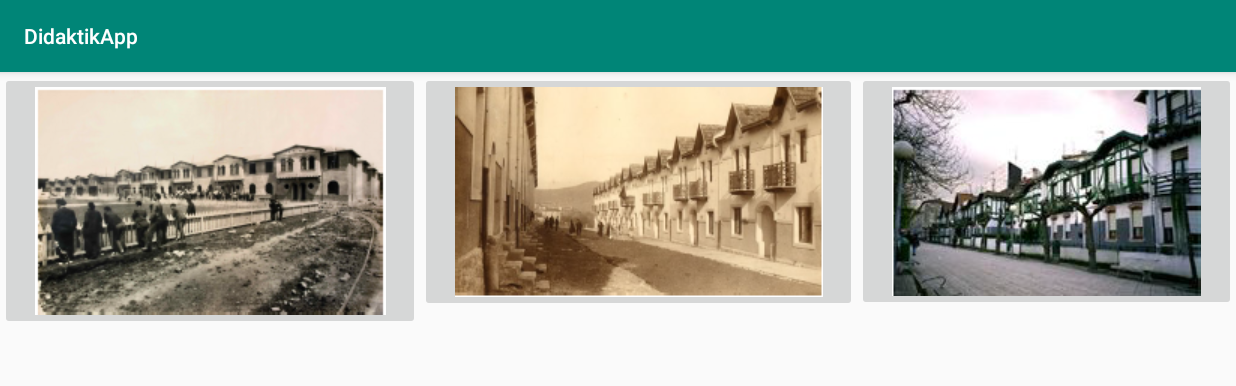
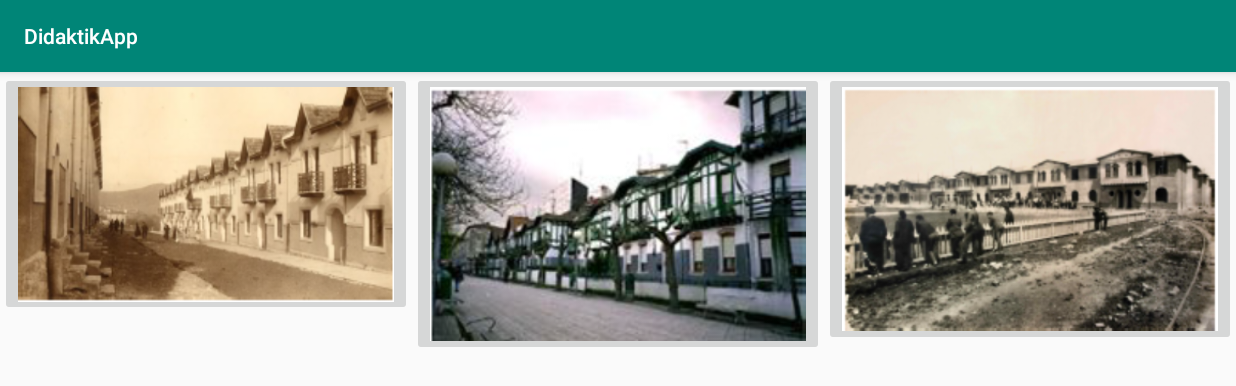
Before and after one commit to arbizulander/DidaktikApp, an Android app: the Aukeratuargazkiegokia_1 screen opened directly, with no data from a screen before it, on a phone screen of 824 x 412 dp (held sideways). Shown: the top 386 px of the screen. Run offline under Robolectric (Android 15) with nearby library versions, the phone set to English and light mode, and no system bars.

Commit message:
juego 1_1 (en proceso)

```diff
--- a/app/src/main/java/com/example/ik_2dm3/didaktikapp/Aukeratuargazkiegokia_1.java
+++ b/app/src/main/java/com/example/ik_2dm3/didaktikapp/Aukeratuargazkiegokia_1.java
@@ -4,9 +4,11 @@ import android.os.Handler;
 import android.support.annotation.DrawableRes;
 import android.support.v7.app.AppCompatActivity;
 import android.os.Bundle;
+import android.util.Log;
 import android.view.View;
 import android.widget.ImageButton;
 import android.widget.ImageView;
+import android.widget.Toast;
 
 import java.util.ArrayList;
 import java.util.Collections;
@@ -18,18 +20,24 @@ public class Aukeratuargazkiegokia_1 extends AppCompatActivity {
 
     //las imágenes
     private int imagenes[];
+    private int imagen_correcta;
     //se guardan duplicadas en un array
-    private ImageButton[] array_botones = new ImageButton[3];
+    private ImageButton array_botones[];
 
     //para barajar
     //el ArrayList que recoge el resultado de barajar
     private ArrayList<Integer> arrayAleatorio;
+    private ArrayList<Integer> arrayImagenes;
+
+    ArrayList<Integer> arrayBarajado;
 
     //durante un segundo se bloquea el juego y no se puede pulsar ningún botón
     boolean bloqueo = false;
 
     //para controlar las pausas del juego
     //final Handler handler = new Handler();
+
+    ImageButton primero;
 
 
 
@@ -38,33 +46,40 @@ public class Aukeratuargazkiegokia_1 extends AppCompatActivity {
         super.onCreate(savedInstanceState);
         setContentView(R.layout.activity_aukeratu_argazkia_egokia_1);
         cargarImagenes();
-        cargarBotones();
+        //cargarBotones();
         //iniciar();
 
-        img1.setImageResource(R.drawable.juego1_1);
+        /*img1.setImageResource(R.drawable.juego1_1);
         img2.setImageResource(R.drawable.juego1_2);
         img3.setImageResource(R.drawable.juego1_3);
-
-        //iniciar();
+*/
+        iniciar();
     }
 
     public void cargarImagenes(){
-        imagenes = new int[]{
+
+       imagenes = new int[]{
                 R.drawable.juego1_1,
                 R.drawable.juego1_2,
                 R.drawable.juego1_3
         };
+       imagen_correcta = R.drawable.juego1_3;
 
         //fondo = R.drawable.fondo;
     }
 
-    /*public ArrayList<Integer> barajar(int longitud) {
+    public ArrayList<Integer> barajar(int longitud) {
         ArrayList resultadoA = new ArrayList<Integer>();
-        for(int i=0; i<longitud; i++)
-            resultadoA.add(i % longitud/2);
+        for(int i=0; i<longitud; i++) {
+
+            if (!resultadoA.contains(imagenes[i % longitud / 2])) {
+                resultadoA.add(imagenes[i % longitud / 2]);
+                //Log.d("mytag","ya lo tiene");
+            }
+        }
         Collections.shuffle(resultadoA);
         return  resultadoA;
-    }*/
+    }
 
     public void cargarBotones(){
         img1 = (ImageButton) findViewById(R.id.imageButton);
@@ -74,31 +89,47 @@ public class Aukeratuargazkiegokia_1 extends AppCompatActivity {
     }
 
     public void iniciar(){
-       //arrayAleatorio = barajar(imagenes.length*2);
-        //cargarBotones();
+       arrayBarajado = barajar(imagenes.length*2);
+        cargarBotones();
+        Log.d("mytag","VALORES IMAGENES: "+ imagenes[0]+"  "+imagenes[1]+"  "+imagenes[2]);
+        Log.d("mytag", "·VALORES ARRAYBARAJADO: "+ arrayBarajado.get(0).intValue()+"  "+arrayBarajado.get(1).intValue()+"   "+arrayBarajado.get(2).intValue());
 
-        Collections.shuffle(Collections.singletonList(imagenes));
+        imagenes = new int []{arrayBarajado.get(0),arrayBarajado.get(1),arrayBarajado.get(2)};
 
+        //Collections.shuffle(imagenes);
         //MOSTRAMOS LA IMAGEN
-        for(int i=0; i<imagenes.length; i++) {
+        for(int i=0; i<array_botones.length; i++) {
             array_botones[i].setScaleType(ImageView.ScaleType.CENTER_CROP);
             array_botones[i].setImageResource(imagenes[i]);
         }
 
 
         //AÑADIMOS LOS EVENTOS A LOS BOTONES DEL JUEGO
-        /*for(int i=0; i <arrayAleatorio.size(); i++){
-            final int j=i;
-            array_imagenes[i].setEnabled(true);
-            array_imagenes[i].setOnClickListener(new View.OnClickListener() {
+        for(int i=0; i <array_botones.length; i++){
+            final int j = i;
+            array_botones[i].setEnabled(true);
+            array_botones[i].setOnClickListener(new View.OnClickListener() {
                 @Override
                 public void onClick(View v) {
-                    if(!bloqueo) {
-                        //comprobar(j, botonera[j]);
-                    }
+                    comprobar(imagenes[j]);
                 }
             });
-        }*/
+        }
+    }
+
+    public void comprobar(final int ValorImagen){
+
+        if (ValorImagen == imagen_correcta){
+            Toast toast = Toast.makeText(getApplicationContext(),
+                    "Has  ganado!!", Toast.LENGTH_LONG);
+            toast.show();
+        }
+        else{
+            Toast toast = Toast.makeText(getApplicationContext(),
+                    "ERROR!!", Toast.LENGTH_LONG);
+            toast.show();
+        }
+
     }
 
 }
--- a/app/src/main/java/com/example/ik_2dm3/didaktikapp/details_list.java
+++ b/app/src/main/java/com/example/ik_2dm3/didaktikapp/details_list.java
@@ -133,7 +133,7 @@ public class details_list extends AppCompatActivity {
         int ID_juego = Listado_juegos.get(0).getId_juego();
         String titulo = Listado_juegos.get(0).getNombre_juego();
 
-        String nombre_completo = titulo+"_"+ID_juego;
+        String nombre_completo = titulo+"_"+ID_juego+".class";
         nombre_completo = nombre_completo.replace(" ","");
         Log.d("mytag", "NOMBRE JUEGO: " +nombre_completo);
         int cont = 0;
@@ -141,7 +141,7 @@ public class details_list extends AppCompatActivity {
             //Log.d("mytag", "NOMBRE JUEGO: " +nombre_completo);
         Intent i = null;
         try {
-            i = new Intent(this, Class.forName(nombre_completo.toString()));
+            i = new Intent(this, Class.forName(nombre_completo));
         } catch (ClassNotFoundException e) {
             e.printStackTrace();
         }
--- a/app/src/main/res/layout/activity_aukeratu_argazkia_egokia_1.xml
+++ b/app/src/main/res/layout/activity_aukeratu_argazkia_egokia_1.xml
@@ -13,22 +13,31 @@
 
         <ImageButton
             android:id="@+id/imageButton"
-            android:layout_width="wrap_content"
+            android:layout_width="match_parent"
             android:layout_height="wrap_content"
+            android:layout_centerHorizontal="true"
+            android:scaleType="centerCrop"
+            android:adjustViewBounds="true"
             android:layout_weight="1"
             android:contentDescription="@string/img1" />
 
         <ImageButton
             android:id="@+id/imageButton2"
-            android:layout_width="wrap_content"
+            android:layout_width="match_parent"
             android:layout_height="wrap_content"
+            android:layout_centerHorizontal="true"
+            android:scaleType="centerCrop"
+            android:adjustViewBounds="true"
             android:layout_weight="1"
             android:contentDescription="@string/img2" />
 
         <ImageButton
             android:id="@+id/imageButton3"
-            android:layout_width="wrap_content"
+            android:layout_width="match_parent"
             android:layout_height="wrap_content"
+            android:layout_centerHorizontal="true"
+            android:scaleType="centerCrop"
+            android:adjustViewBounds="true"
             android:layout_weight="1"
             android:contentDescription="@string/img3" />
     </LinearLayout>
```
